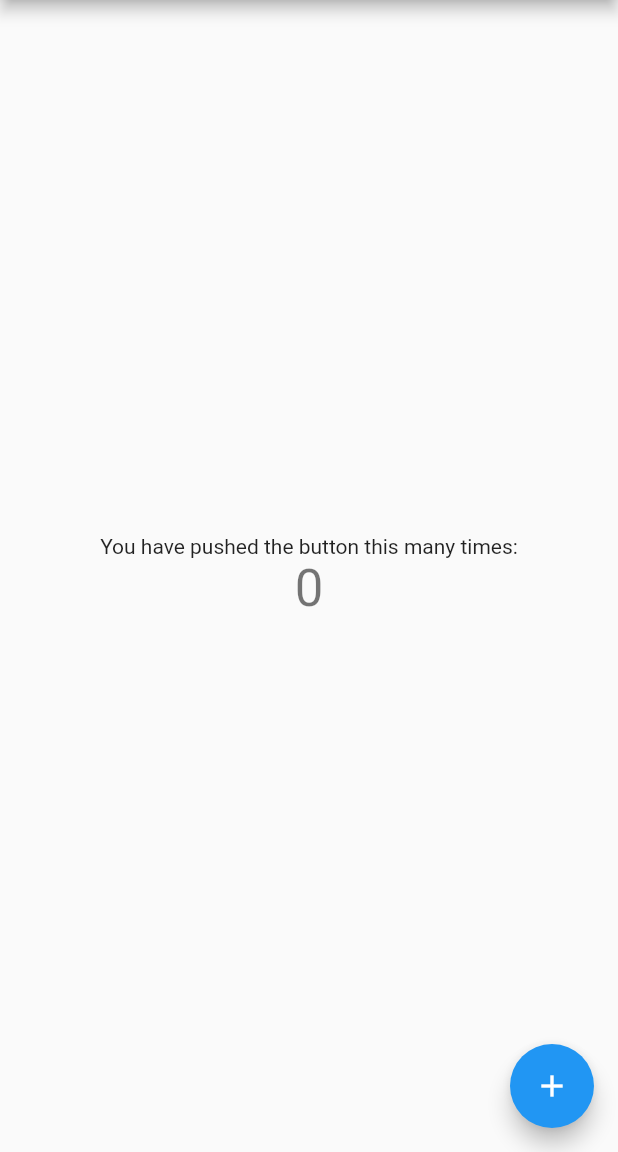
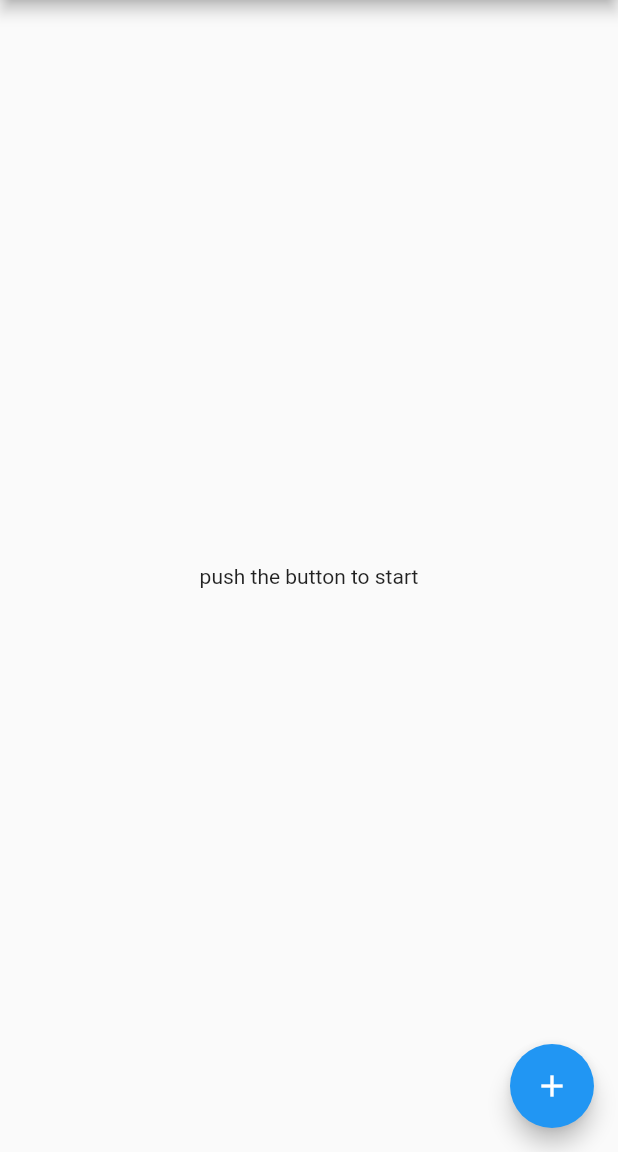
Before and after one commit to utariddev/flutter_future_builder, a Flutter app: the screen it shows after launch, on a phone screen of 412 x 824 dp, the part 84-1236 px from its top. Run offline on Flutter 3.47's test engine with Material 2 defaults, Android fonts, the phone set to English and light mode, and no system bars.

```diff
--- a/lib/main.dart
+++ b/lib/main.dart
@@ -5,21 +5,11 @@ void main() {
 }
 
 class MyApp extends StatelessWidget {
-  // This widget is the root of your application.
   @override
   Widget build(BuildContext context) {
     return MaterialApp(
       title: 'Flutter Demo',
       theme: ThemeData(
-        // This is the theme of your application.
-        //
-        // Try running your application with "flutter run". You'll see the
-        // application has a blue toolbar. Then, without quitting the app, try
-        // changing the primarySwatch below to Colors.green and then invoke
-        // "hot reload" (press "r" in the console where you ran "flutter run",
-        // or simply save your changes to "hot reload" in a Flutter IDE).
-        // Notice that the counter didn't reset back to zero; the application
-        // is not restarted.
         primarySwatch: Colors.blue,
       ),
       home: MyHomePage(title: 'Flutter Demo Home Page'),
@@ -27,87 +17,29 @@ class MyApp extends StatelessWidget {
   }
 }
 
-class MyHomePage extends StatefulWidget {
-  MyHomePage({Key key, this.title}) : super(key: key);
-
-  // This widget is the home page of your application. It is stateful, meaning
-  // that it has a State object (defined below) that contains fields that affect
-  // how it looks.
-
-  // This class is the configuration for the state. It holds the values (in this
-  // case the title) provided by the parent (in this case the App widget) and
-  // used by the build method of the State. Fields in a Widget subclass are
-  // always marked "final".
-
+class MyHomePage extends StatelessWidget {
   final String title;
 
-  @override
-  _MyHomePageState createState() => _MyHomePageState();
-}
-
-class _MyHomePageState extends State<MyHomePage> {
-  int _counter = 0;
-
-  void _incrementCounter() {
-    setState(() {
-      // This call to setState tells the Flutter framework that something has
-      // changed in this State, which causes it to rerun the build method below
-      // so that the display can reflect the updated values. If we changed
-      // _counter without calling setState(), then the build method would not be
-      // called again, and so nothing would appear to happen.
-      _counter++;
-    });
-  }
+  MyHomePage({Key key, this.title}) : super(key: key);
 
   @override
   Widget build(BuildContext context) {
-    // This method is rerun every time setState is called, for instance as done
-    // by the _incrementCounter method above.
-    //
-    // The Flutter framework has been optimized to make rerunning build methods
-    // fast, so that you can just rebuild anything that needs updating rather
-    // than having to individually change instances of widgets.
     return Scaffold(
       appBar: AppBar(
-        // Here we take the value from the MyHomePage object that was created by
-        // the App.build method, and use it to set our appbar title.
-        title: Text(widget.title),
+        title: Text(title),
       ),
       body: Center(
-        // Center is a layout widget. It takes a single child and positions it
-        // in the middle of the parent.
         child: Column(
-          // Column is also a layout widget. It takes a list of children and
-          // arranges them vertically. By default, it sizes itself to fit its
-          // children horizontally, and tries to be as tall as its parent.
-          //
-          // Invoke "debug painting" (press "p" in the console, choose the
-          // "Toggle Debug Paint" action from the Flutter Inspector in Android
-          // Studio, or the "Toggle Debug Paint" command in Visual Studio Code)
-          // to see the wireframe for each widget.
-          //
-          // Column has various properties to control how it sizes itself and
-          // how it positions its children. Here we use mainAxisAlignment to
-          // center the children vertically; the main axis here is the vertical
-          // axis because Columns are vertical (the cross axis would be
-          // horizontal).
           mainAxisAlignment: MainAxisAlignment.center,
           children: <Widget>[
-            Text(
-              'You have pushed the button this many times:',
-            ),
-            Text(
-              '$_counter',
-              style: Theme.of(context).textTheme.headline4,
-            ),
+            Text('push the button to start'),
           ],
         ),
       ),
       floatingActionButton: FloatingActionButton(
-        onPressed: _incrementCounter,
         tooltip: 'Increment',
         child: Icon(Icons.add),
-      ), // This trailing comma makes auto-formatting nicer for build methods.
+      ),
     );
   }
 }
```
